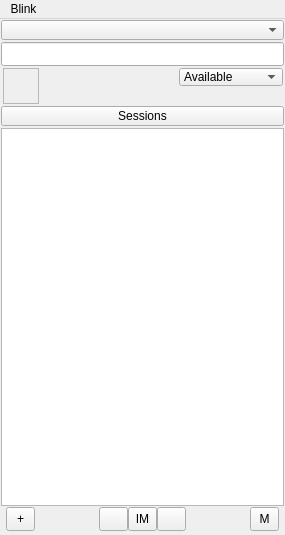
pol51/blink-qt, file resources/blink.ui: the form before one commit.
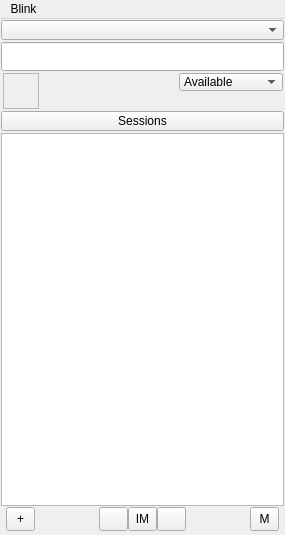
The form after the commit. Icons and pictures are not drawn. Custom widgets are drawn as their Qt base class.

The edit to the form file:
```diff
--- a/resources/blink.ui
+++ b/resources/blink.ui
@@ -61,7 +61,7 @@
       <property name="minimumSize">
        <size>
         <width>0</width>
-        <height>24</height>
+        <height>29</height>
        </size>
       </property>
       <property name="inactiveText" stdset="0">
@@ -132,7 +132,7 @@
             <property name="font">
              <font>
               <weight>75</weight>
-              <bold>false</bold>
+              <bold>true</bold>
              </font>
             </property>
             <property name="styleSheet">
@@ -211,11 +211,6 @@
             <height>18</height>
            </size>
           </property>
-          <property name="font">
-           <font>
-            <italic>false</italic>
-           </font>
-          </property>
           <property name="styleSheet">
            <string>background-color: transparent;</string>
           </property>
```
Left out of the diff: 2 changed lines with no effect on the pictures.
